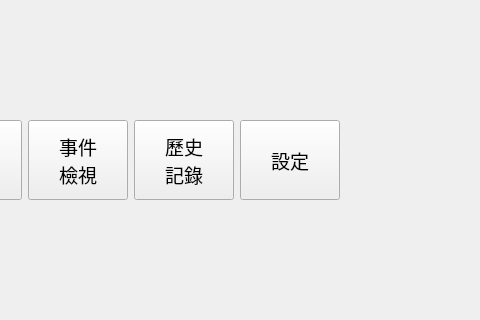
Qt form collectorview.ui (haoyi-jason/BMS_HY01_old) before a commit; both pictures show x 256 to 736 and y 206 to 526 of the 1280 by 760 pixel window.
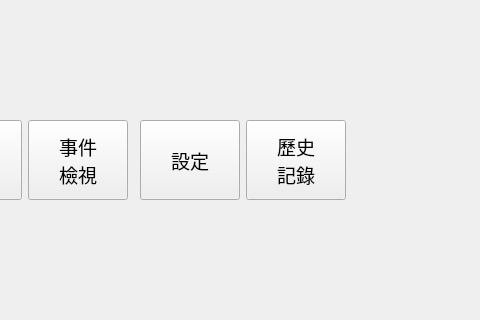
The same form after that commit. Icons and pictures are not drawn.

The edit to the form file:
```diff
--- a/collectorview.ui
+++ b/collectorview.ui
@@ -31,9 +31,19 @@
    <string>BMS</string>
   </property>
   <widget class="QWidget" name="centralwidget">
-   <layout class="QGridLayout" name="gridLayout" columnstretch="0,0,0,0,0,0,0,0">
-    <item row="1" column="4">
-     <widget class="QPushButton" name="pbEventView">
+   <layout class="QGridLayout" name="gridLayout" columnstretch="0,0,0,0,0,0,0,0,0">
+    <item row="2" column="0" colspan="9">
+     <layout class="QVBoxLayout" name="mainLayout">
+      <property name="spacing">
+       <number>3</number>
+      </property>
+      <property name="sizeConstraint">
+       <enum>QLayout::SetDefaultConstraint</enum>
+      </property>
+     </layout>
+    </item>
+    <item row="1" column="3">
+     <widget class="QPushButton" name="pbStackView">
       <property name="sizePolicy">
        <sizepolicy hsizetype="Fixed" vsizetype="Fixed">
         <horstretch>0</horstretch>
@@ -53,7 +63,7 @@
        </size>
       </property>
       <property name="text">
-       <string>事件
+       <string>系統
 檢視</string>
       </property>
      </widget>
@@ -127,32 +137,6 @@
       </property>
      </widget>
     </item>
-    <item row="1" column="5">
-     <widget class="QPushButton" name="pbBatHistory">
-      <property name="sizePolicy">
-       <sizepolicy hsizetype="Fixed" vsizetype="Fixed">
-        <horstretch>0</horstretch>
-        <verstretch>0</verstretch>
-       </sizepolicy>
-      </property>
-      <property name="minimumSize">
-       <size>
-        <width>100</width>
-        <height>80</height>
-       </size>
-      </property>
-      <property name="maximumSize">
-       <size>
-        <width>100</width>
-        <height>80</height>
-       </size>
-      </property>
-      <property name="text">
-       <string>歷史
-記錄</string>
-      </property>
-     </widget>
-    </item>
     <item row="1" column="2">
      <widget class="QPushButton" name="pbAuth">
       <property name="sizePolicy">
@@ -178,8 +162,8 @@
       </property>
      </widget>
     </item>
-    <item row="1" column="3">
-     <widget class="QPushButton" name="pbStackView">
+    <item row="1" column="4">
+     <widget class="QPushButton" name="pbEventView">
       <property name="sizePolicy">
        <sizepolicy hsizetype="Fixed" vsizetype="Fixed">
         <horstretch>0</horstretch>
@@ -199,12 +183,12 @@
        </size>
       </property>
       <property name="text">
-       <string>系統
+       <string>事件
 檢視</string>
       </property>
      </widget>
     </item>
-    <item row="1" column="7">
+    <item row="1" column="8">
      <spacer name="horizontalSpacer">
       <property name="orientation">
        <enum>Qt::Horizontal</enum>
@@ -217,15 +201,31 @@
       </property>
      </spacer>
     </item>
-    <item row="2" column="0" colspan="8">
-     <layout class="QVBoxLayout" name="mainLayout">
-      <property name="spacing">
-       <number>3</number>
+    <item row="1" column="7">
+     <widget class="QPushButton" name="pbBatHistory">
+      <property name="sizePolicy">
+       <sizepolicy hsizetype="Fixed" vsizetype="Fixed">
+        <horstretch>0</horstretch>
+        <verstretch>0</verstretch>
+       </sizepolicy>
       </property>
-      <property name="sizeConstraint">
-       <enum>QLayout::SetDefaultConstraint</enum>
+      <property name="minimumSize">
+       <size>
+        <width>100</width>
+        <height>80</height>
+       </size>
       </property>
-     </layout>
+      <property name="maximumSize">
+       <size>
+        <width>100</width>
+        <height>80</height>
+       </size>
+      </property>
+      <property name="text">
+       <string>歷史
+記錄</string>
+      </property>
+     </widget>
     </item>
    </layout>
   </widget>
```
